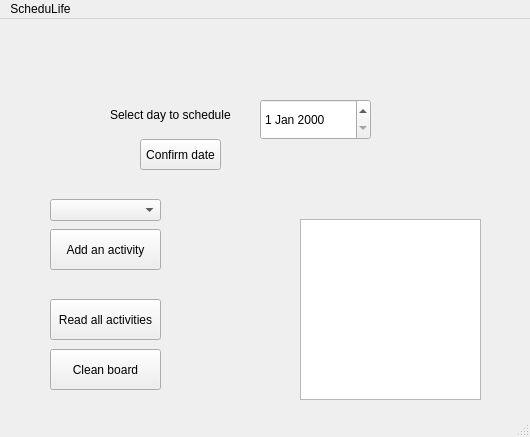
Qt form mainwindow.ui (LorisV/ScheduLife) before a commit.
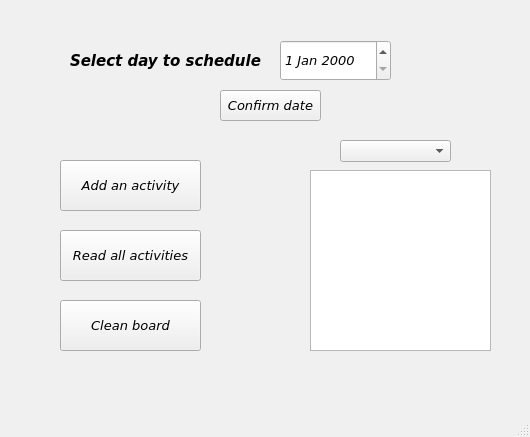
The same form after that commit.

Diff of the .ui file:
```diff
--- a/mainwindow.ui
+++ b/mainwindow.ui
@@ -10,6 +10,104 @@
     <height>437</height>
    </rect>
   </property>
+  <property name="palette">
+   <palette>
+    <active>
+     <colorrole role="WindowText">
+      <brush brushstyle="SolidPattern">
+       <color alpha="255">
+        <red>0</red>
+        <green>0</green>
+        <blue>160</blue>
+       </color>
+      </brush>
+     </colorrole>
+     <colorrole role="ButtonText">
+      <brush brushstyle="SolidPattern">
+       <color alpha="255">
+        <red>0</red>
+        <green>0</green>
+        <blue>160</blue>
+       </color>
+      </brush>
+     </colorrole>
+     <colorrole role="Window">
+      <brush brushstyle="SolidPattern">
+       <color alpha="255">
+        <red>255</red>
+        <green>145</green>
+        <blue>77</blue>
+       </color>
+      </brush>
+     </colorrole>
+    </active>
+    <inactive>
+     <colorrole role="WindowText">
+      <brush brushstyle="SolidPattern">
+       <color alpha="255">
+        <red>0</red>
+        <green>0</green>
+        <blue>0</blue>
+       </color>
+      </brush>
+     </colorrole>
+     <colorrole role="ButtonText">
+      <brush brushstyle="SolidPattern">
+       <color alpha="255">
+        <red>0</red>
+        <green>0</green>
+        <blue>0</blue>
+       </color>
+      </brush>
+     </colorrole>
+     <colorrole role="Window">
+      <brush brushstyle="SolidPattern">
+       <color alpha="255">
+        <red>240</red>
+        <green>240</green>
+        <blue>240</blue>
+       </color>
+      </brush>
+     </colorrole>
+    </inactive>
+    <disabled>
+     <colorrole role="WindowText">
+      <brush brushstyle="SolidPattern">
+       <color alpha="255">
+        <red>120</red>
+        <green>120</green>
+        <blue>120</blue>
+       </color>
+      </brush>
+     </colorrole>
+     <colorrole role="ButtonText">
+      <brush brushstyle="SolidPattern">
+       <color alpha="255">
+        <red>120</red>
+        <green>120</green>
+        <blue>120</blue>
+       </color>
+      </brush>
+     </colorrole>
+     <colorrole role="Window">
+      <brush brushstyle="SolidPattern">
+       <color alpha="255">
+        <red>255</red>
+        <green>145</green>
+        <blue>77</blue>
+       </color>
+      </brush>
+     </colorrole>
+    </disabled>
+   </palette>
+  </property>
+  <property name="font">
+   <font>
+    <family>Verdana</family>
+    <pointsize>10</pointsize>
+    <italic>true</italic>
+   </font>
+  </property>
   <property name="windowTitle">
    <string>MainWindow</string>
   </property>
@@ -17,10 +115,10 @@
    <widget class="QPushButton" name="buttonNewActivity">
     <property name="geometry">
      <rect>
-      <x>50</x>
-      <y>210</y>
-      <width>111</width>
-      <height>41</height>
+      <x>60</x>
+      <y>160</y>
+      <width>141</width>
+      <height>51</height>
      </rect>
     </property>
     <property name="text">
@@ -30,12 +128,57 @@
    <widget class="QPlainTextEdit" name="outputText">
     <property name="geometry">
      <rect>
-      <x>300</x>
-      <y>200</y>
+      <x>310</x>
+      <y>170</y>
       <width>181</width>
       <height>181</height>
      </rect>
     </property>
+    <property name="palette">
+     <palette>
+      <active>
+       <colorrole role="ButtonText">
+        <brush brushstyle="SolidPattern">
+         <color alpha="255">
+          <red>0</red>
+          <green>0</green>
+          <blue>160</blue>
+         </color>
+        </brush>
+       </colorrole>
+      </active>
+      <inactive>
+       <colorrole role="ButtonText">
+        <brush brushstyle="SolidPattern">
+         <color alpha="255">
+          <red>0</red>
+          <green>0</green>
+          <blue>0</blue>
+         </color>
+        </brush>
+       </colorrole>
+      </inactive>
+      <disabled>
+       <colorrole role="ButtonText">
+        <brush brushstyle="SolidPattern">
+         <color alpha="255">
+          <red>120</red>
+          <green>120</green>
+          <blue>120</blue>
+         </color>
+        </brush>
+       </colorrole>
+      </disabled>
+     </palette>
+    </property>
+    <property name="font">
+     <font>
+      <family>Verdana</family>
+      <pointsize>10</pointsize>
+      <italic>true</italic>
+      <bold>true</bold>
+     </font>
+    </property>
     <property name="readOnly">
      <bool>true</bool>
     </property>
@@ -43,10 +186,10 @@
    <widget class="QPushButton" name="readActivity">
     <property name="geometry">
      <rect>
-      <x>50</x>
-      <y>280</y>
-      <width>111</width>
-      <height>41</height>
+      <x>60</x>
+      <y>230</y>
+      <width>141</width>
+      <height>51</height>
      </rect>
     </property>
     <property name="text">
@@ -56,8 +199,8 @@
    <widget class="QDateEdit" name="inputDate">
     <property name="geometry">
      <rect>
-      <x>260</x>
-      <y>80</y>
+      <x>280</x>
+      <y>40</y>
       <width>111</width>
       <height>41</height>
      </rect>
@@ -66,12 +209,20 @@
    <widget class="QLabel" name="label">
     <property name="geometry">
      <rect>
-      <x>110</x>
-      <y>80</y>
-      <width>141</width>
-      <height>31</height>
+      <x>70</x>
+      <y>40</y>
+      <width>201</width>
+      <height>41</height>
      </rect>
     </property>
+    <property name="font">
+     <font>
+      <family>Verdana</family>
+      <pointsize>11</pointsize>
+      <italic>true</italic>
+      <bold>true</bold>
+     </font>
+    </property>
     <property name="text">
      <string>Select day to schedule</string>
     </property>
@@ -79,9 +230,9 @@
    <widget class="QPushButton" name="pushButton">
     <property name="geometry">
      <rect>
-      <x>140</x>
-      <y>120</y>
-      <width>81</width>
+      <x>220</x>
+      <y>90</y>
+      <width>101</width>
       <height>31</height>
      </rect>
     </property>
@@ -92,8 +243,8 @@
    <widget class="QComboBox" name="dateSelector">
     <property name="geometry">
      <rect>
-      <x>50</x>
-      <y>180</y>
+      <x>340</x>
+      <y>140</y>
       <width>111</width>
       <height>22</height>
      </rect>
@@ -102,10 +253,10 @@
    <widget class="QPushButton" name="cleanBoard">
     <property name="geometry">
      <rect>
-      <x>50</x>
-      <y>330</y>
-      <width>111</width>
-      <height>41</height>
+      <x>60</x>
+      <y>300</y>
+      <width>141</width>
+      <height>51</height>
      </rect>
     </property>
     <property name="text">
@@ -113,22 +264,6 @@
     </property>
    </widget>
   </widget>
-  <widget class="QMenuBar" name="menubar">
-   <property name="geometry">
-    <rect>
-     <x>0</x>
-     <y>0</y>
-     <width>530</width>
-     <height>17</height>
-    </rect>
-   </property>
-   <widget class="QMenu" name="menuScheduLife">
-    <property name="title">
-     <string>ScheduLife</string>
-    </property>
-   </widget>
-   <addaction name="menuScheduLife"/>
-  </widget>
   <widget class="QStatusBar" name="statusbar"/>
  </widget>
  <resources/>
```
